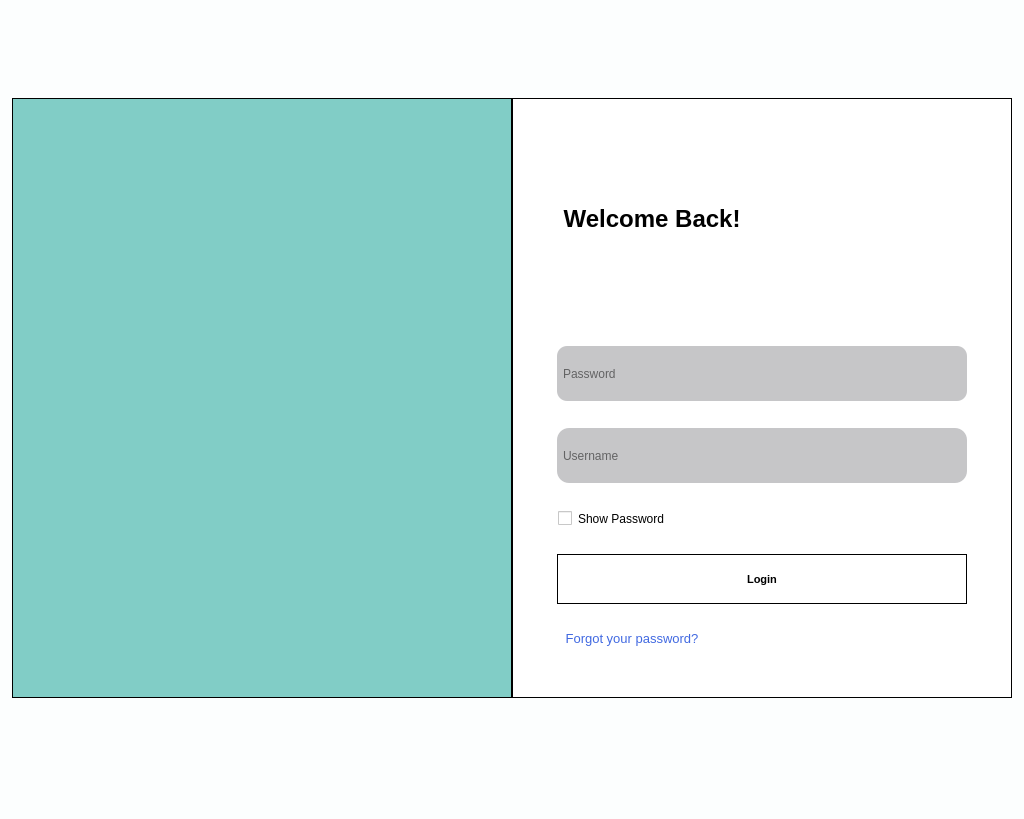
Qt form UI/images/login.ui (JoseMariTan/Jewell-7-Hardware) before a commit.
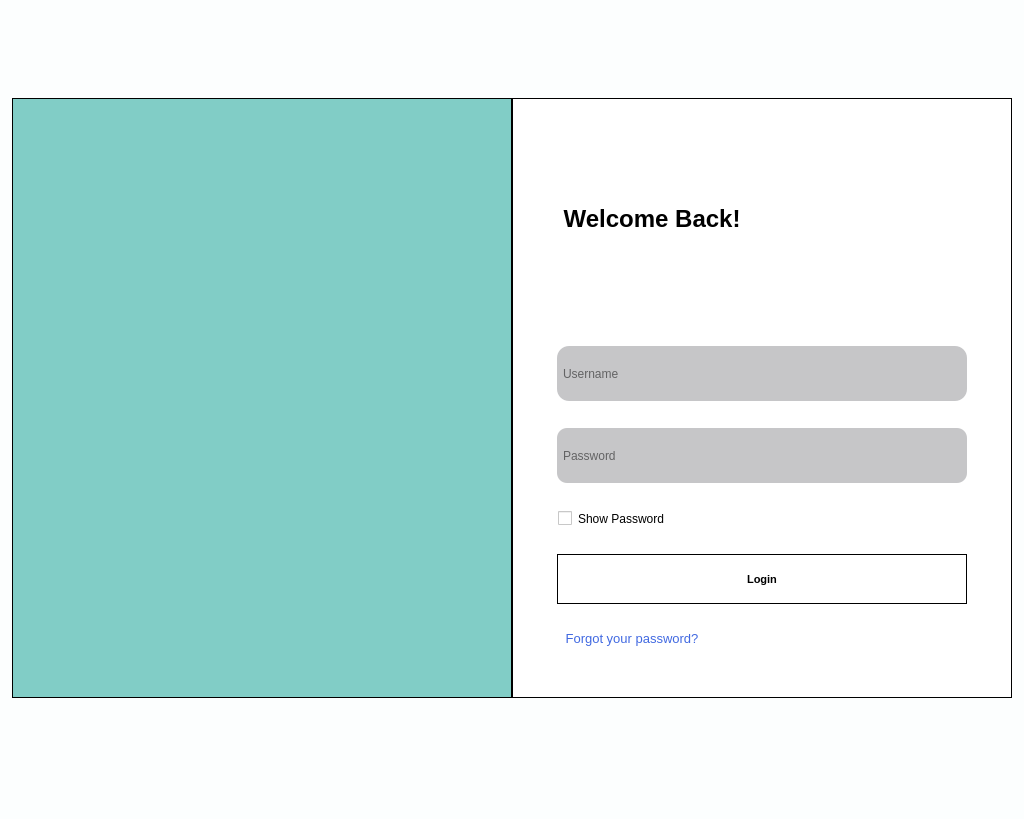
The same form after that commit. Icons and pictures are not drawn.

What changed in the file:
```diff
--- a/UI/images/login.ui
+++ b/UI/images/login.ui
@@ -174,6 +174,51 @@
            </property>
           </widget>
          </item>
+         <item>
+          <widget class="QLineEdit" name="username_input">
+           <property name="minimumSize">
+            <size>
+             <width>200</width>
+             <height>55</height>
+            </size>
+           </property>
+           <property name="maximumSize">
+            <size>
+             <width>500</width>
+             <height>55</height>
+            </size>
+           </property>
+           <property name="font">
+            <font>
+             <family>Segoe UI</family>
+            </font>
+           </property>
+           <property name="styleSheet">
+            <string notr="true">
+QLineEdit {
+  background-color: #c6c6c8;
+  padding: 4px;
+  border: none;
+border-radius:12px;
+  position: relative;
+  z-index: 0; /* We force a stacking context */
+}
+</string>
+           </property>
+           <property name="text">
+            <string/>
+           </property>
+           <property name="frame">
+            <bool>true</bool>
+           </property>
+           <property name="echoMode">
+            <enum>QLineEdit::Normal</enum>
+           </property>
+           <property name="placeholderText">
+            <string>Username</string>
+           </property>
+          </widget>
+         </item>
          <item>
           <widget class="QLineEdit" name="password_input">
            <property name="minimumSize">
@@ -239,48 +284,6 @@
            </property>
           </widget>
          </item>
-         <item>
-          <widget class="QLineEdit" name="username_input">
-           <property name="minimumSize">
-            <size>
-             <width>200</width>
-             <height>55</height>
-            </size>
-           </property>
-           <property name="maximumSize">
-            <size>
-             <width>500</width>
-             <height>55</height>
-            </size>
-           </property>
-           <property name="font">
-            <font>
-             <family>Segoe UI</family>
-            </font>
-           </property>
-           <property name="styleSheet">
-            <string notr="true">
-QLineEdit {
-  background-color: #c6c6c8;
-  padding: 4px;
-  border: none;
-border-radius:12px;
-  position: relative;
-  z-index: 0; /* We force a stacking context */
-}
-</string>
-           </property>
-           <property name="text">
-            <string/>
-           </property>
-           <property name="frame">
-            <bool>true</bool>
-           </property>
-           <property name="placeholderText">
-            <string>Username</string>
-           </property>
-          </widget>
-         </item>
          <item>
           <widget class="QCheckBox" name="show_password_checkbox">
            <property name="maximumSize">
```
